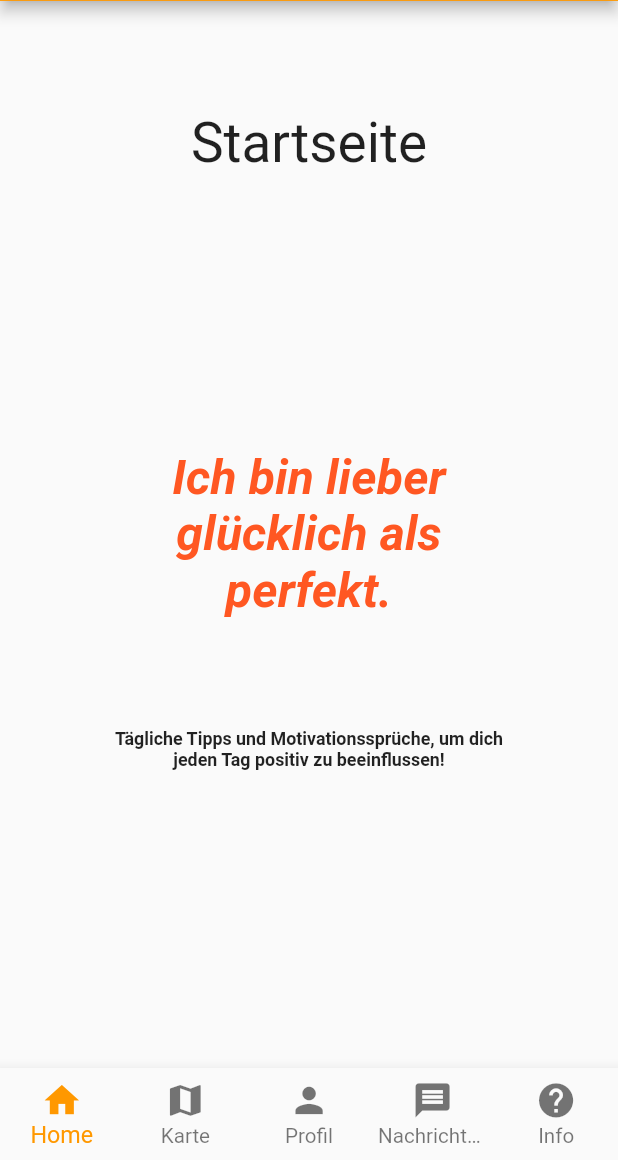
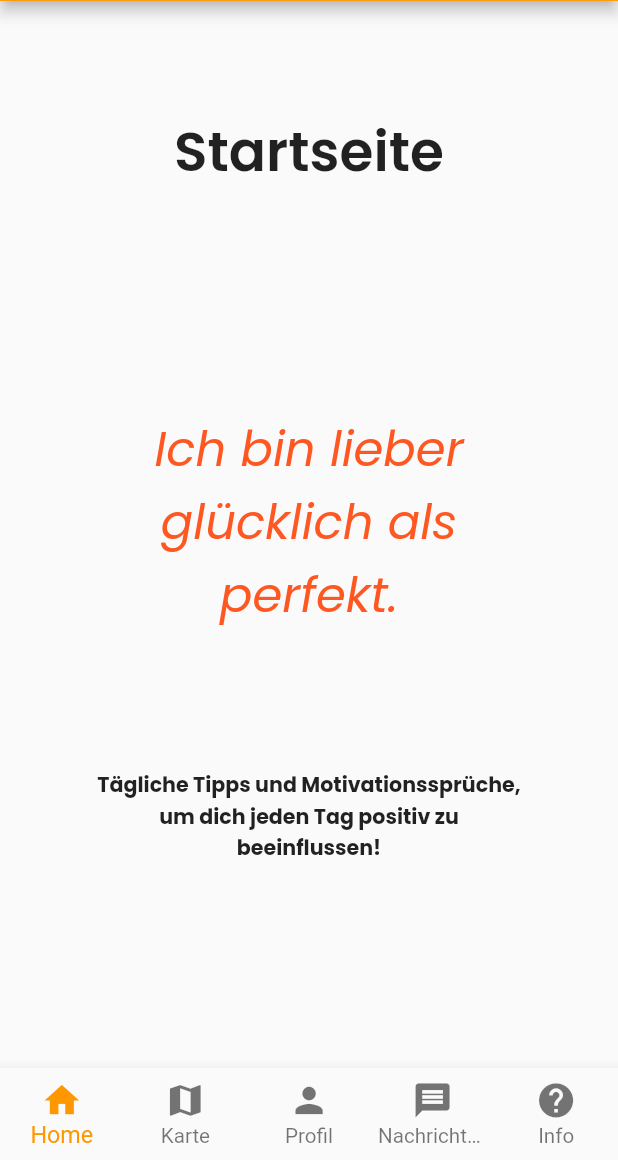
Before and after one commit to samuelNe-Dev/go_mama, a Flutter app: the screen it shows after launch, on a phone screen of 412 x 824 dp, the part 76-1236 px from its top. Run offline on Flutter 3.47's test engine with Material 2 defaults, Android fonts, the phone set to English and light mode, and no system bars; our stand-ins replace cloud_firestore, firebase_auth, firebase_core, fluttertoast, get, google_fonts and 2 more; accounts and stored records are empty.

Commit message:
Added GoogleFont + Little Design adjustements

```diff
--- a/lib/screens/home/home.dart
+++ b/lib/screens/home/home.dart
@@ -38,32 +38,33 @@ class _HomeState extends State<Home> {
             Center(
                 child: Text(
               "Startseite",
-              style: TextStyle(
+              style: GoogleFonts.poppins( textStyle: TextStyle(
                 fontSize: 40,
-              ),
+                fontWeight: FontWeight.w600
+              )),
               textAlign: TextAlign.center,
             )),
             Center(
                 child: Padding(
-                    padding: const EdgeInsets.only(top: 200),
+                    padding: const EdgeInsets.only(top: 160),
                     child: Text(
                       "Ich bin lieber glücklich als perfekt.",
-                      style: TextStyle(
+                      style: GoogleFonts.poppins( textStyle: TextStyle(
                           fontSize: 35,
-                          fontWeight: FontWeight.bold,
+                          fontWeight: FontWeight.w500,
                           fontStyle: FontStyle.italic,
-                          color: Colors.deepOrange),
+                          color: Colors.deepOrange)),
                       textAlign: TextAlign.center,
                     ))),
             Center(
                 child: Padding(
-                    padding: const EdgeInsets.only(top: 80),
+                    padding: const EdgeInsets.only(top: 100),
                     child: Text(
                       "Tägliche Tipps und Motivationssprüche, um dich jeden Tag positiv zu beeinflussen!",
-                      style: TextStyle(
-                        fontSize: 13,
+                      style: GoogleFonts.poppins( textStyle: TextStyle(
+                        fontSize: 15,
                         fontWeight: FontWeight.bold,
-                      ),
+                      )),
                       textAlign: TextAlign.center,
                     )))
           ]),
@@ -116,14 +117,13 @@ class _HomeState extends State<Home> {
                   child: Row(children: <Widget>[
                     Text(
                       "Name:",
-                      style:
-                          TextStyle(fontWeight: FontWeight.bold, fontSize: 20),
+                      style: GoogleFonts.poppins( textStyle: TextStyle(fontWeight: FontWeight.bold, fontSize: 20)),
                     ),
                     Padding(
                       padding: const EdgeInsets.only(left: 18.0),
                       child: Text(
                         "Sandra Sandramann",
-                        style: TextStyle(fontSize: 20),
+                        style: GoogleFonts.poppins( textStyle: TextStyle(fontSize: 18)),
                       ),
                     )
                   ])),
@@ -132,14 +132,13 @@ class _HomeState extends State<Home> {
                   child: Row(children: <Widget>[
                     Text(
                       "Geburtsdatum:",
-                      style:
-                          TextStyle(fontWeight: FontWeight.bold, fontSize: 20),
+                      style: GoogleFonts.poppins( textStyle:TextStyle(fontWeight: FontWeight.bold, fontSize: 20)),
                     ),
                     Padding(
                       padding: const EdgeInsets.only(left: 18.0),
                       child: Text(
                         "01.01.0000",
-                        style: TextStyle(fontSize: 20),
+                        style: GoogleFonts.poppins( textStyle: TextStyle(fontSize: 18)),
                       ),
                     )
                   ])),
@@ -148,14 +147,13 @@ class _HomeState extends State<Home> {
                   child: Row(children: <Widget>[
                     Text(
                       "Studiengang:",
-                      style:
-                          TextStyle(fontWeight: FontWeight.bold, fontSize: 20),
+                      style: GoogleFonts.poppins( textStyle: TextStyle(fontWeight: FontWeight.bold, fontSize: 20)),
                     ),
                     Padding(
                       padding: const EdgeInsets.only(left: 18.0),
                       child: Text(
                         "Informatik",
-                        style: TextStyle(fontSize: 20),
+                        style: GoogleFonts.poppins( textStyle: TextStyle(fontSize: 18)),
                       ),
                     )
                   ])),
@@ -164,14 +162,13 @@ class _HomeState extends State<Home> {
                   child: Row(children: <Widget>[
                     Text(
                       "Anzahl Kinder:",
-                      style:
-                          TextStyle(fontWeight: FontWeight.bold, fontSize: 20),
+                      style: GoogleFonts.poppins( textStyle: TextStyle(fontWeight: FontWeight.bold, fontSize: 20)),
                     ),
                     Padding(
                       padding: const EdgeInsets.only(left: 18.0),
                       child: Text(
                         "1",
-                        style: TextStyle(fontSize: 20),
+                        style: GoogleFonts.poppins( textStyle: TextStyle(fontSize: 18)),
                       ),
                     ),
                   ])),
@@ -180,15 +177,14 @@ class _HomeState extends State<Home> {
                   child: Row(children: <Widget>[
                     Text(
                       "Über mich:",
-                      style:
-                          TextStyle(fontWeight: FontWeight.bold, fontSize: 20),
+                      style: GoogleFonts.poppins( textStyle: TextStyle(fontWeight: FontWeight.bold, fontSize: 20)),
                     ),
                     Padding(
                       padding: const EdgeInsets.only(left: 18.0),
                       child: SingleChildScrollView(
                         child: Text(
-                          "Ich bin cool",
-                          style: TextStyle(fontSize: 20),
+                          "Hilfsbereit.",
+                          style: GoogleFonts.poppins( textStyle: TextStyle(fontSize: 18)),
                         ),
                       ),
                     ),
@@ -197,7 +193,7 @@ class _HomeState extends State<Home> {
                 padding: const EdgeInsets.only(top: 50.0),
                 child: Text(
                   "Verfügbarkeiten",
-                  style: TextStyle(fontStyle: FontStyle.italic, fontSize: 20),
+                  style: GoogleFonts.poppins( textStyle: TextStyle(fontStyle: FontStyle.italic, fontSize: 20)),
                 ),
               ),
               Padding(
@@ -215,7 +211,7 @@ class _HomeState extends State<Home> {
                       size: 30,
                     ),
                     label: Text("Schreib mir eine Nachricht",
-                        style: TextStyle(fontSize: 16)),
+                        style: GoogleFonts.poppins( textStyle: TextStyle(fontSize: 16))),
                     onPressed: () => {},
                   ))
             ]),
@@ -241,7 +237,7 @@ class _HomeState extends State<Home> {
                 margin: const EdgeInsets.only(
                   left: 70.0,
                   right: 70.0,
-                  top: 50.0,
+                  top: 40.0,
                 ),
                 padding: const EdgeInsets.only(
                   top: 40,
@@ -255,25 +251,25 @@ class _HomeState extends State<Home> {
                   children: <TextSpan>[
                     TextSpan(
                         text: 'Finanzierung\n\n',
-                        style: GoogleFonts.roboto(
+                        style: GoogleFonts.poppins(
                           textStyle: TextStyle(
                             color: Colors.black,
                             fontSize: 35.0,
-                            fontWeight: FontWeight.w500,
+                            fontWeight: FontWeight.w600,
                           ),
                         )),
                     TextSpan(
                         text:
                             'Falls Sie Schwierigkeiten beim Finanzierung haben oder keine Ahnung, wie man sich finanzieren kann,dann klicken Sie  ',
-                        style: GoogleFonts.lato(
+                        style: GoogleFonts.poppins(
                           textStyle: TextStyle(
                             color: Colors.black,
-                            fontSize: 20.0,
+                            fontSize: 18.0,
                           ),
                         )),
                     TextSpan(
-                      text: 'Hier',
-                      style: TextStyle(color: Colors.purple, fontSize: 20.0),
+                      text: 'hier',
+                      style: GoogleFonts.poppins( textStyle: TextStyle(color: Colors.orange, fontSize: 18.0)),
                       recognizer: TapGestureRecognizer()
                         ..onTap = () {
                           Get.to(() => Finanzierung());
@@ -292,7 +288,7 @@ class _HomeState extends State<Home> {
                   top: 50.0,
                 ),
                 padding: const EdgeInsets.only(
-                  top: 80,
+                  top: 60,
                   right: 20,
                   left: 20,
                   bottom: 20,
@@ -307,21 +303,21 @@ class _HomeState extends State<Home> {
                           textStyle: TextStyle(
                             color: Colors.black,
                             fontSize: 35.0,
-                            fontWeight: FontWeight.w500,
+                            fontWeight: FontWeight.w600,
                           ),
                         )),
                     TextSpan(
                         text:
                             'Falls Sie Hilfe oder Beratung brauchen, haben wir Links dafür bereit gestellt. Für weitere Informationen klicken Sie  ',
-                        style: GoogleFonts.lato(
+                        style: GoogleFonts.poppins(
                           textStyle: TextStyle(
                             color: Colors.black,
-                            fontSize: 20.0,
+                            fontSize: 18.0,
                           ),
                         )),
                     TextSpan(
-                        text: 'Hier',
-                        style: TextStyle(color: Colors.purple, fontSize: 20.0),
+                        text: 'hier',
+                        style: GoogleFonts.poppins( textStyle: TextStyle(color: Colors.orange, fontSize: 18.0)),
                         recognizer: TapGestureRecognizer()
                           ..onTap = () {
                             Get.to(() => Hilfe());
@@ -332,7 +328,6 @@ class _HomeState extends State<Home> {
             ],
           ),
         )),
-    //)
   ];
 
   @override
@@ -393,71 +388,3 @@ class _HomeState extends State<Home> {
     );
   }
 }
-
-/*
-      child: Scaffold(
-        body: Container(
-          margin: const EdgeInsets.only(
-            left: 70.0,
-            right: 70.0,
-            top: 80.0,
-          ),
-          child: Column(children: <Widget>[
-            Center(
-                child: Text(
-              "Info",
-              style: TextStyle(
-                fontSize: 40,
-              ),
-              textAlign: TextAlign.center,
-            )),
-            Padding(
-              padding: const EdgeInsets.only(top: 70),
-              child: OutlinedButton(
-                  onPressed: () {},
-                  child: Text(
-                    "Elterngeld",
-                    style: TextStyle(fontSize: 25),
-                  )),
-            ),
-            Padding(
-              padding: const EdgeInsets.only(top: 30),
-              child: OutlinedButton(
-                  onPressed: () {},
-                  child: Text(
-                    "Kindergeld",
-                    style: TextStyle(fontSize: 25),
-                  )),
-            ),
-            Padding(
-              padding: const EdgeInsets.only(top: 30),
-              child: OutlinedButton(
-                  onPressed: () {},
-                  child: Text(
-                    "Mutterschaftsgeld",
-                    style: TextStyle(fontSize: 25),
-                  )),
-            ),
-            Padding(
-              padding: const EdgeInsets.only(top: 30),
-              child: OutlinedButton(
-                  onPressed: () {},
-                  child: Text(
-                    "Bafög",
-                    style: TextStyle(fontSize: 25),
-                  )),
-            ),
-            Padding(
-              padding: const EdgeInsets.only(top: 30),
-              child: OutlinedButton(
-                  onPressed: () {},
-                  child: Text(
-                    "Finanzierung",
-                    style: TextStyle(fontSize: 25),
-                  )),
-            ),
-          ]),
-        ),
-      ),
-
-      */
```
Also changed, not shown: lib/screens/loginHome/loginHome.dart (+7 -5 lines), lib/screens/register/registration.dart (+8 -3 lines), pubspec.lock.
